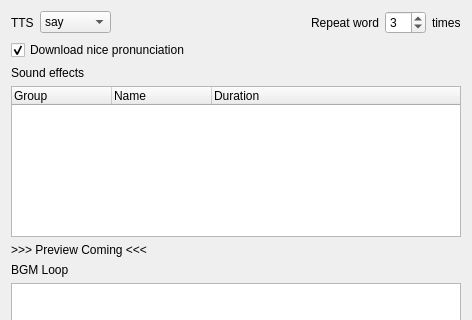
This is design/mp3dialog.ui in kokimame/joytan as Qt 5 draws it before an edit; both pictures show x 0 to 472 and y 0 to 320 of the 472 by 501 pixel window. The edited form follows.
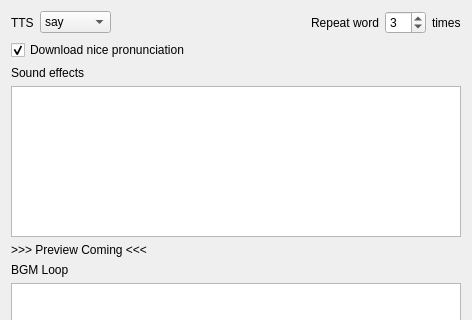
This is the edited form.

Commit message: Removed Mp3TreeItem

Diff of the .ui file:
```diff
--- a/design/mp3dialog.ui
+++ b/design/mp3dialog.ui
@@ -106,23 +106,7 @@
         </widget>
        </item>
        <item>
-        <widget class="QTreeWidget" name="sfxTree">
-         <column>
-          <property name="text">
-           <string>Group</string>
-          </property>
-         </column>
-         <column>
-          <property name="text">
-           <string>Name</string>
-          </property>
-         </column>
-         <column>
-          <property name="text">
-           <string>Duration</string>
-          </property>
-         </column>
-        </widget>
+        <widget class="QListWidget" name="sfxList"/>
        </item>
        <item>
         <widget class="QLabel" name="label_4">
```
The commit also changes 2 other files.
